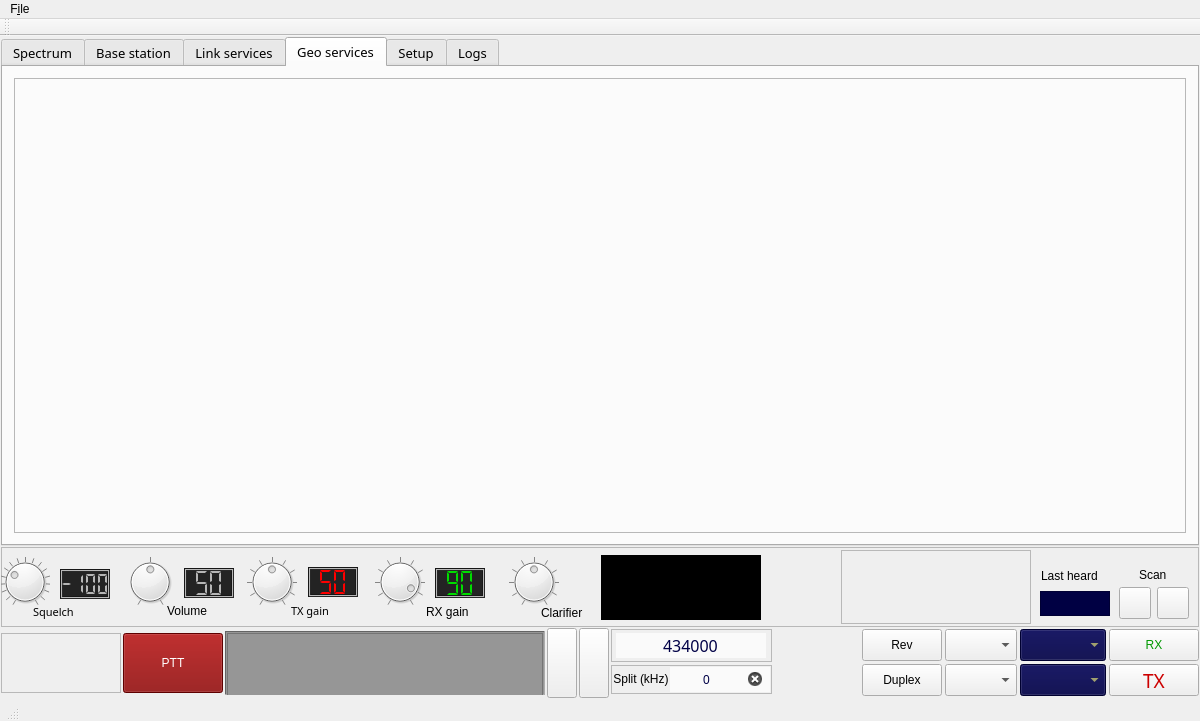
qradiolink/qradiolink, file qradiolink/mainwindow.ui: the form before one commit.
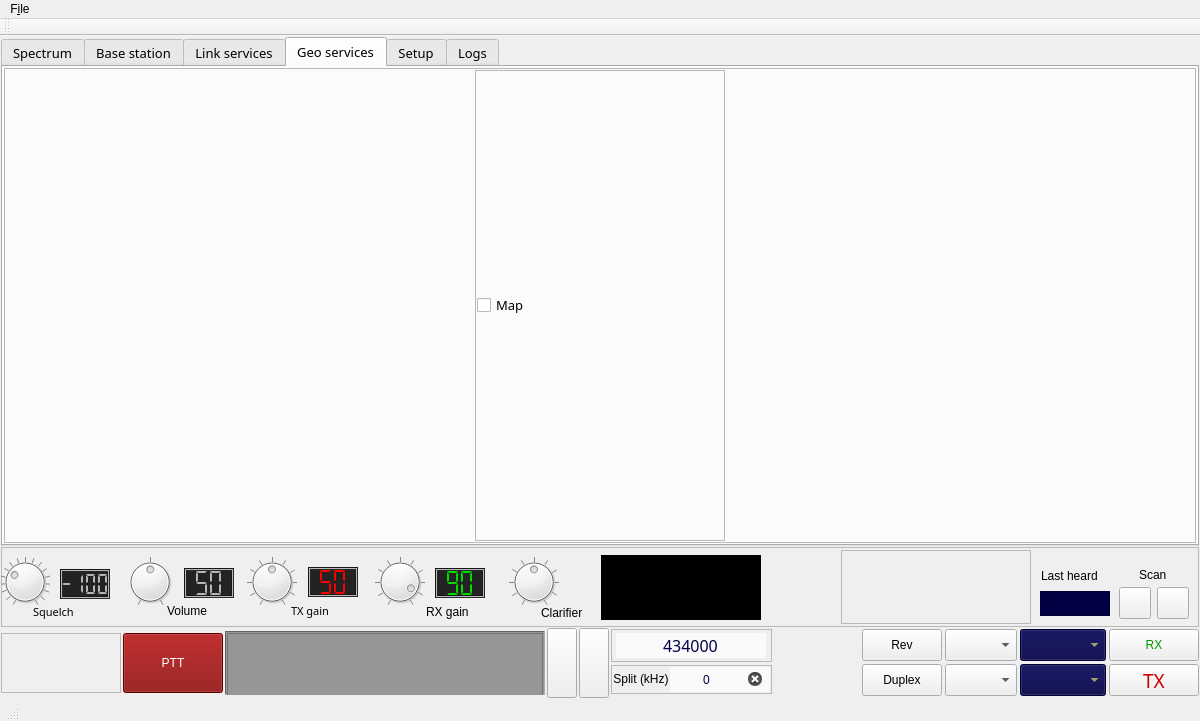
The form after the commit. The open tabs and pages were chosen to show the change. Icons and pictures are not drawn. Custom widgets are drawn as their Qt base class.

```diff
--- a/qradiolink/mainwindow.ui
+++ b/qradiolink/mainwindow.ui
@@ -2492,6 +2492,21 @@
           <string>Geo services</string>
          </attribute>
          <layout class="QGridLayout" name="gridLayout_16">
+          <property name="leftMargin">
+           <number>1</number>
+          </property>
+          <property name="topMargin">
+           <number>1</number>
+          </property>
+          <property name="rightMargin">
+           <number>1</number>
+          </property>
+          <property name="bottomMargin">
+           <number>1</number>
+          </property>
+          <property name="spacing">
+           <number>1</number>
+          </property>
           <item row="0" column="0">
            <widget class="QFrame" name="mapFrame">
             <property name="frameShape">
@@ -2500,6 +2515,81 @@
             <property name="frameShadow">
              <enum>QFrame::Raised</enum>
             </property>
+            <layout class="QHBoxLayout" name="horizontalLayout_9">
+             <property name="spacing">
+              <number>4</number>
+             </property>
+             <property name="leftMargin">
+              <number>1</number>
+             </property>
+             <property name="topMargin">
+              <number>1</number>
+             </property>
+             <property name="rightMargin">
+              <number>1</number>
+             </property>
+             <property name="bottomMargin">
+              <number>1</number>
+             </property>
+             <item>
+              <widget class="QFrame" name="dockFrame">
+               <property name="sizePolicy">
+                <sizepolicy hsizetype="Fixed" vsizetype="MinimumExpanding">
+                 <horstretch>0</horstretch>
+                 <verstretch>0</verstretch>
+                </sizepolicy>
+               </property>
+               <property name="minimumSize">
+                <size>
+                 <width>250</width>
+                 <height>0</height>
+                </size>
+               </property>
+               <property name="maximumSize">
+                <size>
+                 <width>250</width>
+                 <height>16777215</height>
+                </size>
+               </property>
+               <property name="frameShape">
+                <enum>QFrame::StyledPanel</enum>
+               </property>
+               <property name="frameShadow">
+                <enum>QFrame::Raised</enum>
+               </property>
+               <layout class="QVBoxLayout" name="verticalLayout_11">
+                <property name="spacing">
+                 <number>1</number>
+                </property>
+                <property name="leftMargin">
+                 <number>1</number>
+                </property>
+                <property name="topMargin">
+                 <number>1</number>
+                </property>
+                <property name="rightMargin">
+                 <number>1</number>
+                </property>
+                <property name="bottomMargin">
+                 <number>1</number>
+                </property>
+                <item>
+                 <widget class="QCheckBox" name="checkBox">
+                  <property name="sizePolicy">
+                   <sizepolicy hsizetype="Fixed" vsizetype="Fixed">
+                    <horstretch>0</horstretch>
+                    <verstretch>0</verstretch>
+                   </sizepolicy>
+                  </property>
+                  <property name="text">
+                   <string>Map</string>
+                  </property>
+                 </widget>
+                </item>
+               </layout>
+              </widget>
+             </item>
+            </layout>
            </widget>
           </item>
          </layout>
```
Left out of the diff: 2 changed lines with no effect on the pictures.
